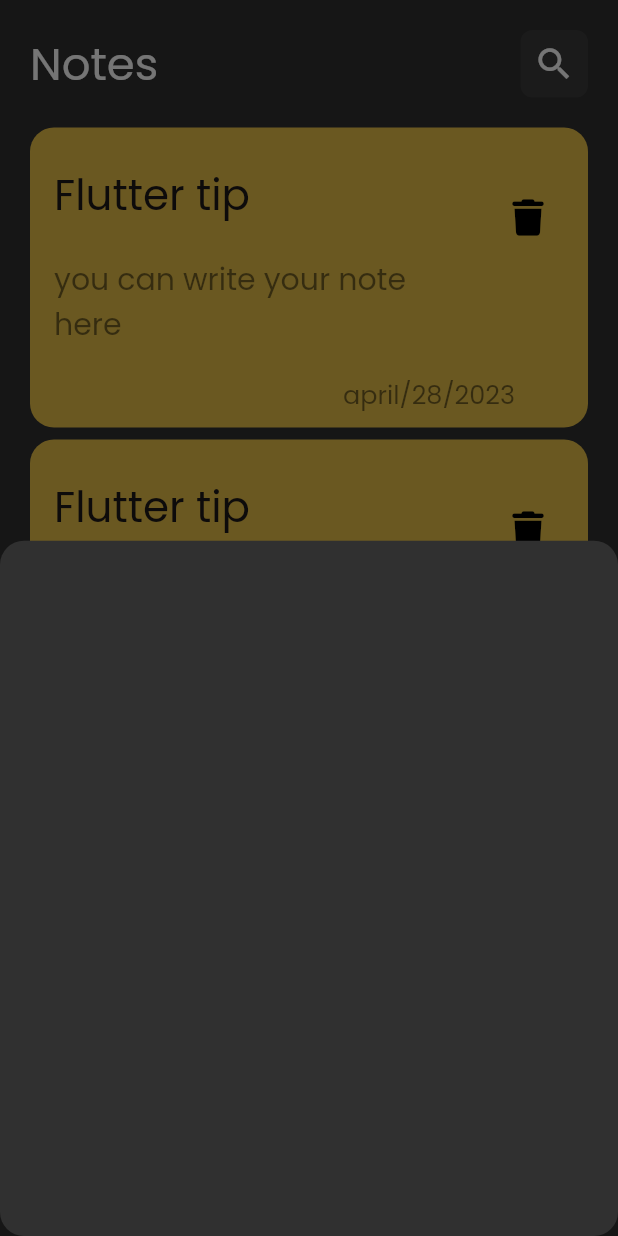
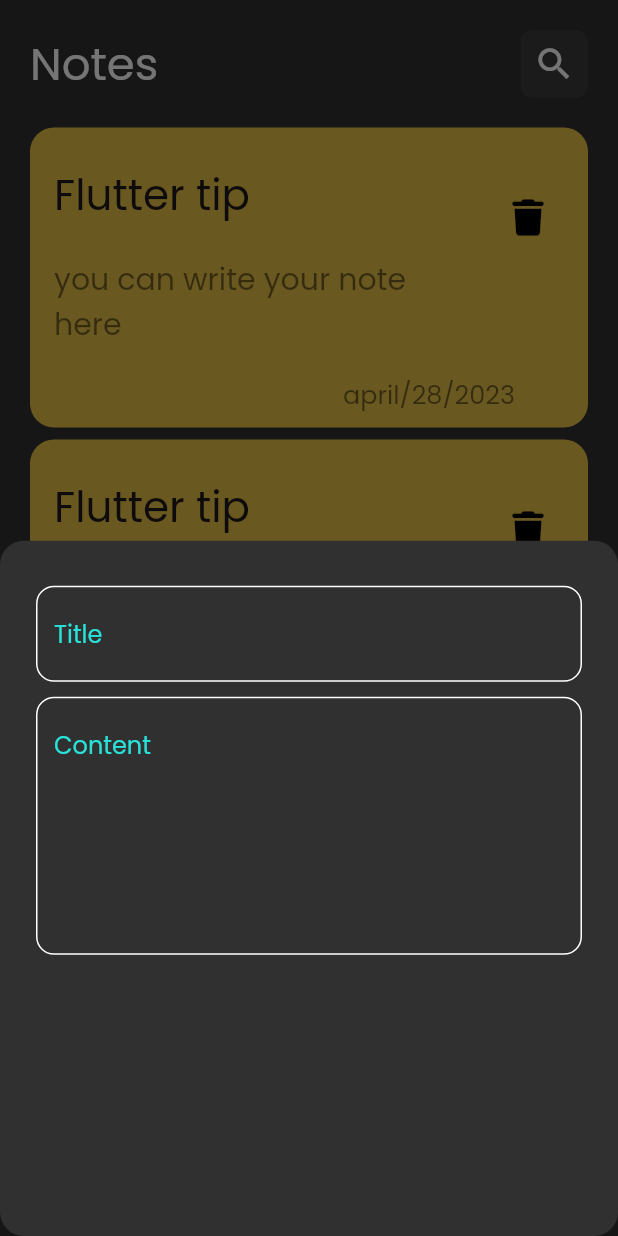
Before and after one commit to haneen1998rafea/note_app, a Flutter app: the screen it shows after launch, after a tap on the "add" icon, on a phone screen of 412 x 824 dp. Run offline on Flutter 3.47's test engine with Material 2 defaults, Android fonts, the phone set to English and light mode, and no system bars; our stand-ins replace font_awesome_flutter.

Commit message:
create text filed and add to model sheet bottom

```diff
--- /dev/null
+++ b/lib/constant.dart
@@ -0,0 +1,3 @@
+import 'package:flutter/material.dart';
+
+const Color kPrimaryColor = Color(0xff28e1d8);
--- a/lib/widgets/add_model_buttom_sheet.dart
+++ b/lib/widgets/add_model_buttom_sheet.dart
@@ -1,9 +1,27 @@
 import 'package:flutter/material.dart';
+import 'package:noteapp/widgets/text_filed_custom.dart';
 
 class AddModelBSheetCuston extends StatelessWidget {
   const AddModelBSheetCuston({super.key});
   @override
   Widget build(BuildContext context) {
-    return Container();
+    return Padding(
+      padding: const EdgeInsets.symmetric(horizontal: 24),
+      child: Column(children: const [
+        SizedBox(
+          height: 30,
+        ),
+        CustomTextFiled(
+          hinText: "Title",
+        ),
+        SizedBox(
+          height: 10,
+        ),
+        CustomTextFiled(
+          hinText: "Content",
+          maxLine: 6,
+        )
+      ]),
+    );
   }
 }
--- /dev/null
+++ b/lib/widgets/text_filed_custom.dart
@@ -0,0 +1,26 @@
+import 'package:flutter/material.dart';
+import 'package:noteapp/constant.dart';
+
+class CustomTextFiled extends StatelessWidget {
+  final String hinText;
+  final int maxLine;
+  const CustomTextFiled({required this.hinText, this.maxLine = 1});
+  @override
+  Widget build(BuildContext context) {
+    return TextField(
+        maxLines: maxLine,
+        cursorColor: kPrimaryColor,
+        decoration: InputDecoration(
+            hintText: hinText,
+            hintStyle: const TextStyle(color: kPrimaryColor),
+            border: buildBorder(),
+            enabledBorder: buildBorder(),
+            focusedBorder: buildBorder(kPrimaryColor)));
+  }
+}
+
+OutlineInputBorder buildBorder([color]) {
+  return OutlineInputBorder(
+      borderRadius: BorderRadius.circular(12),
+      borderSide: BorderSide(color: color ?? Colors.white));
+}
```
